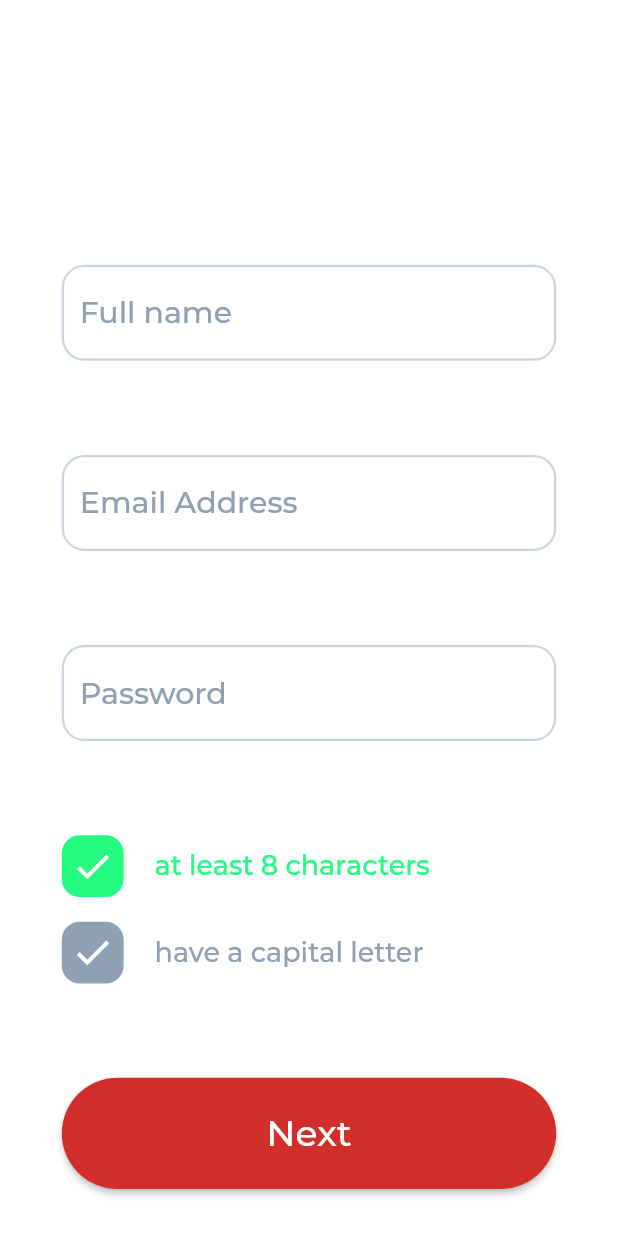
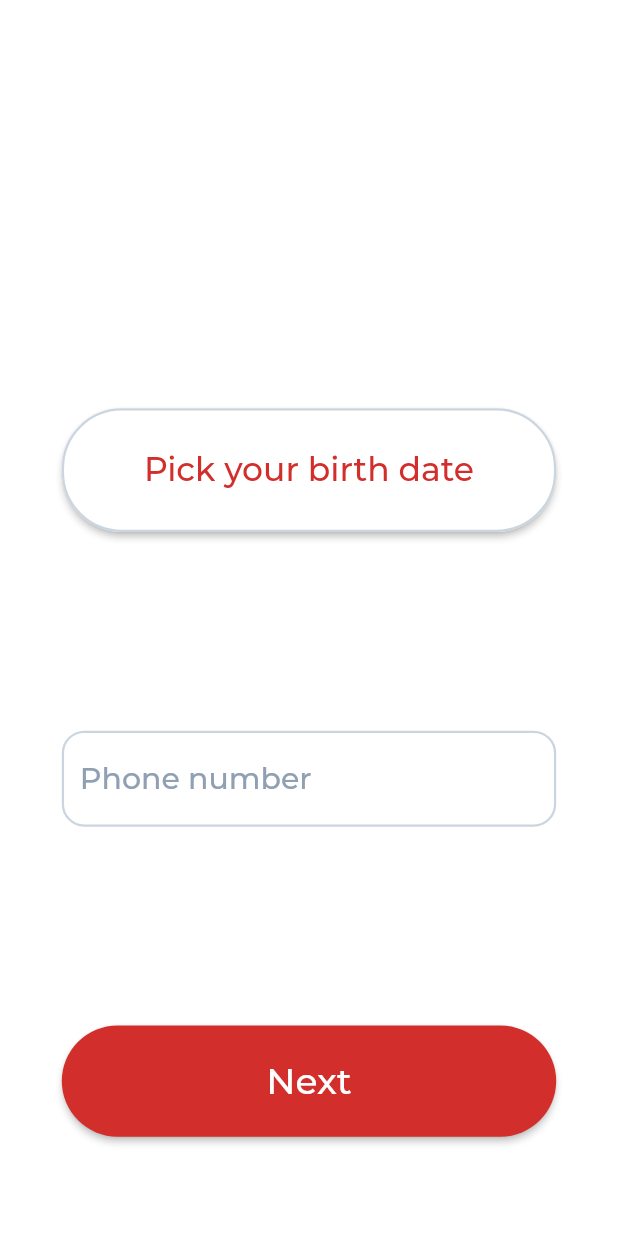
Before and after one commit to dev-aminmo/blood_bank, a Flutter app: the screen it shows after launch, on a phone screen of 412 x 824 dp. Run offline on Flutter 3.47's test engine with Material 2 defaults, Android fonts, the phone set to English and light mode, and no system bars; our stand-ins replace flutter_svg.

Commit message:
adding datepicker in signup screen

```diff
--- a/lib/screens/signup.dart
+++ b/lib/screens/signup.dart
@@ -1,6 +1,7 @@
 import 'package:blood_app/shared_ui/sharedui.dart';
 import 'package:flutter/cupertino.dart';
 import 'package:flutter/material.dart';
+import 'package:intl/intl.dart';
 
 class Signup extends StatefulWidget {
   @override
@@ -21,7 +22,12 @@ class _SignupState extends State<Signup> {
           width: width,
           height: height,
           margin: EdgeInsets.symmetric(horizontal: width * 0.1),
-          child: Form(
+          child: MySecondForm(),
+        ));
+  }
+
+  Form buildForm1() {
+    return Form(
       child: Column(
         mainAxisAlignment: MainAxisAlignment.spaceAround,
         children: [
@@ -95,7 +101,92 @@ class _SignupState extends State<Signup> {
           SharedUI.drawButton(width, height * 0.9, 'Next')
         ],
       ),
-          ),
-        ));
+    );
   }
 }
+
+class MySecondForm extends StatefulWidget {
+  @override
+  _MySecondFormState createState() => _MySecondFormState();
+}
+
+class _MySecondFormState extends State<MySecondForm> {
+  final DateFormat formatter = DateFormat('yyyy\\MM\\dd');
+  DateTime _dateTime;
+
+  double height;
+  double width;
+  @override
+  Widget build(BuildContext context) {
+    height = MediaQuery.of(context).size.height;
+    width = MediaQuery.of(context).size.width;
+    return Form(
+      child: Column(
+        mainAxisAlignment: MainAxisAlignment.spaceBetween,
+        children: [
+          Expanded(
+            flex: 1,
+            child: Container(),
+          ),
+          Expanded(
+            flex: 3,
+            child: Column(
+              mainAxisAlignment: MainAxisAlignment.spaceAround,
+              children: [
+                SizedBox(
+                  width: width * 0.85,
+                  height: height * 0.1,
+                  child: RaisedButton(
+                    shape: RoundedRectangleBorder(
+                        side: BorderSide(width: 1.5, color: Color(0xffCBD5E0)),
+                        borderRadius: BorderRadius.circular(40)),
+                    child: Text(
+                      _dateTime == null
+                          ? 'Pick your birth date'
+                          : formatter.format(_dateTime),
+                      style: TextStyle(
+                          fontFamily: 'Montserrat',
+                          fontWeight: FontWeight.w400,
+                          color: SharedUI.red,
+                          fontSize: 22),
+                    ),
+                    color: SharedUI.white,
+                    onPressed: () {
+                      showDatePicker(
+                        context: context,
+                        initialDate:
+                            _dateTime == null ? DateTime.now() : _dateTime,
+                        firstDate: DateTime(1920),
+                        lastDate: DateTime(2020, 12, 31),
+                        initialDatePickerMode: DatePickerMode.year,
+                        builder: (BuildContext context, Widget child) {
+                          return Theme(
+                            data: ThemeData.light().copyWith(
+                              primaryColor: SharedUI.red,
+                              accentColor: SharedUI.red,
+                              colorScheme:
+                                  ColorScheme.light(primary: SharedUI.red),
+                              buttonTheme: ButtonThemeData(
+                                  textTheme: ButtonTextTheme.primary),
+                            ),
+                            child: child,
+                          );
+                        },
+                      ).then((date) {
+                        setState(() {
+                          _dateTime = date;
+                        });
+                      });
+                    },
+                  ),
+                ),
+                SharedUI.input('Phone number'),
+                SharedUI.drawButton(width, height * 0.9, 'Next')
+              ],
+            ),
+          ),
+        ],
+      ),
+    );
+  }
+}
--- a/pubspec.yaml
+++ b/pubspec.yaml
@@ -29,6 +29,8 @@ dependencies:
   # Use with the CupertinoIcons class for iOS style icons.
   cupertino_icons: ^0.1.3
   flutter_svg: ^0.19.1
+  intl: ^0.16.1
+
 
 dev_dependencies:
   flutter_test:
```
Also changed, not shown: pubspec.lock. Lines whose indentation alone changed are shown as unchanged.
